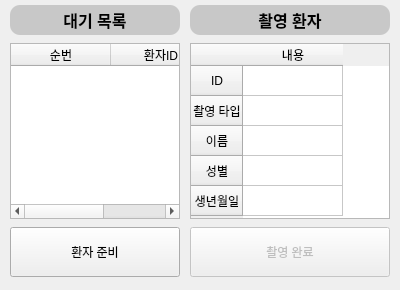
Qt form Project/src/imaging/ImagingSW/patientmanager.ui (AndaCondaa/Dental_Imaging_SW_System) before a commit.
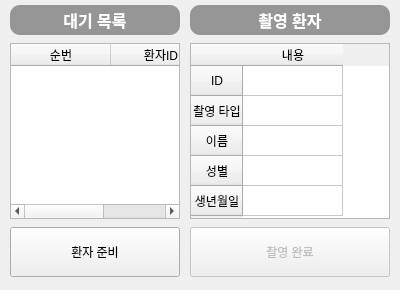
The same form after that commit.

```diff
--- a/Project/src/imaging/ImagingSW/patientmanager.ui
+++ b/Project/src/imaging/ImagingSW/patientmanager.ui
@@ -73,8 +73,10 @@
         </font>
        </property>
        <property name="styleSheet">
-        <string notr="true">background-color: rgb(200, 200, 200);
-border-radius: 10px;</string>
+        <string notr="true">background-color: rgb(150, 150, 150);
+border-radius: 10px;
+color:#ffffff;
+</string>
        </property>
        <property name="text">
         <string>대기 목록</string>
@@ -225,8 +227,10 @@
         </font>
        </property>
        <property name="styleSheet">
-        <string notr="true">background-color: rgb(200, 200, 200);
-border-radius: 10px;</string>
+        <string notr="true">background-color: rgb(150, 150, 150);
+border-radius: 10px;
+color:#ffffff;
+</string>
        </property>
        <property name="text">
         <string>촬영 환자</string>
```
